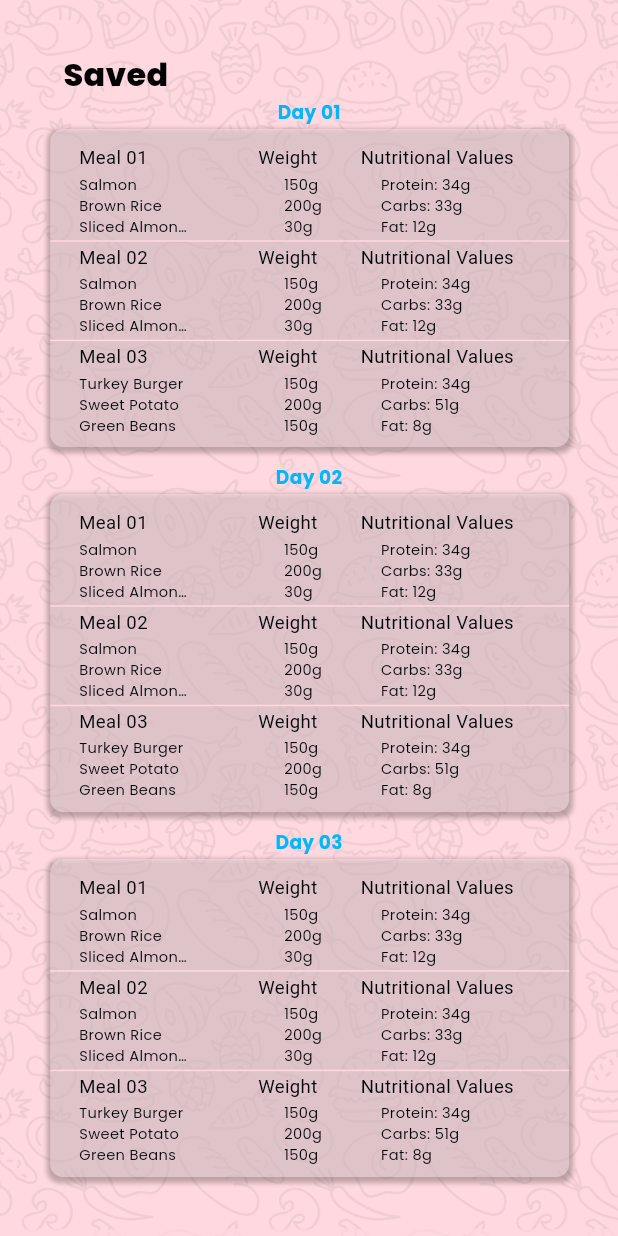
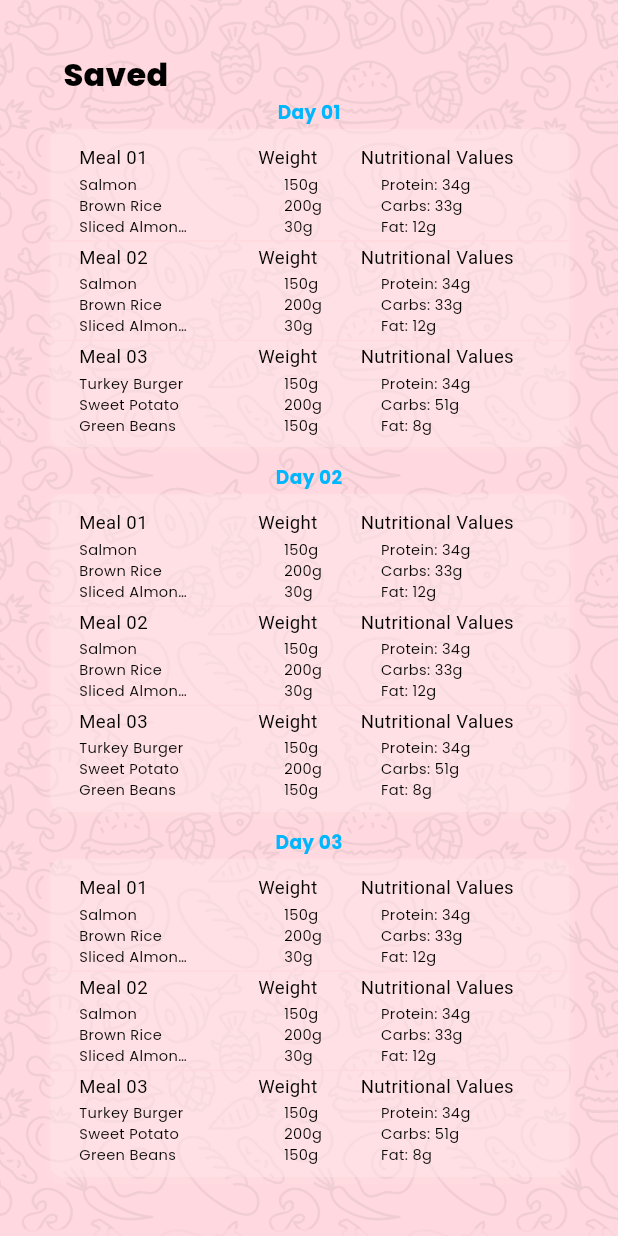
Before and after one commit to iftekhirulislamm/FoodApp, a Flutter app: the FiveScreen screen opened directly, on a phone screen of 412 x 824 dp. Run offline on Flutter 3.47's test engine with Material 3 defaults, Android fonts, the phone set to English and light mode, and no system bars; our stand-ins replace cached_network_image, connectivity_plus, flutter_svg.

Commit message:
Update app_decoration.dart

```diff
--- a/lib/theme/app_decoration.dart
+++ b/lib/theme/app_decoration.dart
@@ -22,6 +22,13 @@ class AppDecoration {
         appTheme.pink5001.withOpacity(0.5), // Pink shade with 50% opacity
         appTheme.pink5001.withOpacity(1), // Pink shade (same as previous color)
       ],
+    ),
+  );
+  static BoxDecoration get gradientBlackToPink50 => BoxDecoration(
+    gradient: LinearGradient(
+      begin: Alignment(0.5, -0.38),
+      end: Alignment(0.5, 1),
+      colors: [appTheme.black900, appTheme.pink100, appTheme.pink50],
     ),
   );
   static BoxDecoration get gradientBlackToPink => BoxDecoration(
@@ -50,7 +57,7 @@ class AppDecoration {
     color: appTheme.pink507f,
     boxShadow: [
       BoxShadow(
-        color: appTheme.black900.withOpacity(0.25),
+        color: appTheme.pink507f.withOpacity(0.15),
         spreadRadius: 2.h,
         blurRadius: 2.h,
         offset: Offset(
```
